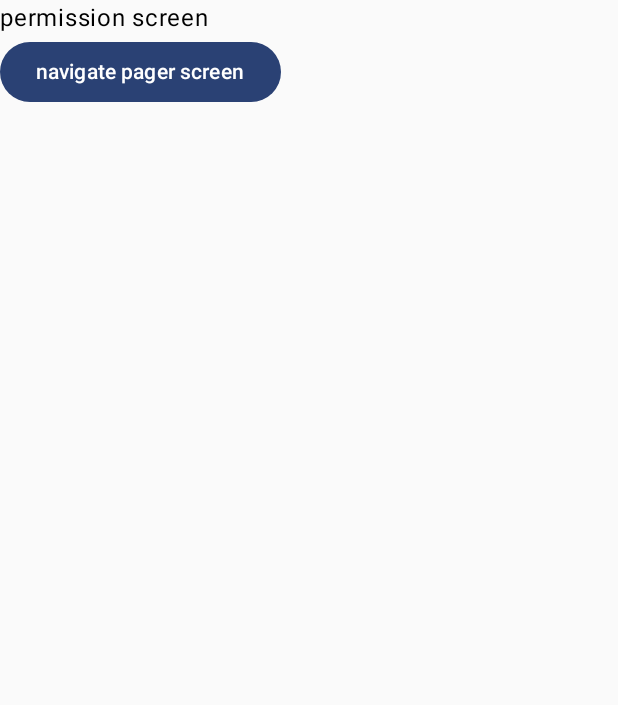
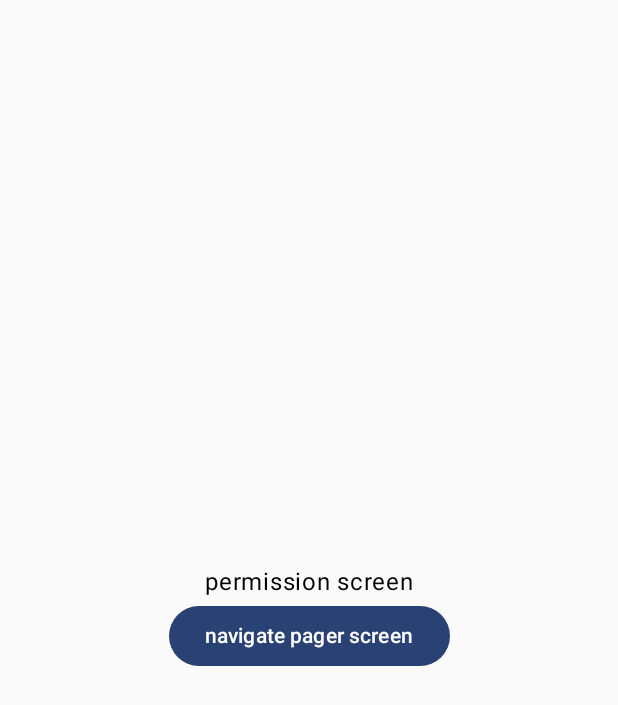
Before and after one commit to ImGaram/Text-Extractor, an Android app built with Jetpack Compose: the screen it shows after launch (MainActivity), on a phone screen of 412 x 824 dp. Shown: the top 705 px of the screen. Run offline under Robolectric (Android 15) with nearby library versions, the phone set to English and light mode, and no system bars.

Commit message:
:sparkles: :: permission 화면 하위 composable 위치 세팅

```diff
--- a/app/build.gradle.kts
+++ b/app/build.gradle.kts
@@ -37,6 +37,7 @@ android {
     }
     buildFeatures {
         compose = true
+        buildConfig = true
     }
 }
 
@@ -44,6 +45,9 @@ dependencies {
     // navigation compose
     implementation(libs.androidx.navigation.compose)
     implementation(libs.kotlinx.serialization.json)
+
+    // accompanist permissions
+    implementation(libs.accompanist.permissions)
 
     implementation(libs.androidx.core.ktx)
     implementation(libs.androidx.lifecycle.runtime.ktx)
--- a/app/src/main/java/com/caramm/textextractor/feature/permission/PermissionScreen.kt
+++ b/app/src/main/java/com/caramm/textextractor/feature/permission/PermissionScreen.kt
@@ -1,13 +1,22 @@
 package com.caramm.textextractor.feature.permission
 
+import androidx.compose.foundation.layout.Arrangement
 import androidx.compose.foundation.layout.Column
+import androidx.compose.foundation.layout.fillMaxSize
 import androidx.compose.material3.Button
 import androidx.compose.material3.Text
 import androidx.compose.runtime.Composable
+import androidx.compose.ui.Alignment
+import androidx.compose.ui.Modifier
+import androidx.compose.ui.tooling.preview.Preview
 
 @Composable
 fun PermissionScreen(navigateToPager: () -> Unit) {
-    Column {
+    Column(
+        modifier = Modifier.fillMaxSize(),
+        verticalArrangement = Arrangement.Center,
+        horizontalAlignment = Alignment.CenterHorizontally
+    ) {
         Text("permission screen")
 
         Button(
@@ -17,3 +26,9 @@ fun PermissionScreen(navigateToPager: () -> Unit) {
         }
     }
 }
+
+@Preview
+@Composable
+private fun PermissionScreenPreview() {
+    PermissionScreen {  }
+}
--- a/gradle/libs.versions.toml
+++ b/gradle/libs.versions.toml
@@ -12,6 +12,7 @@ composeBom = "2024.04.01"
 navigationCompose = "2.9.0"
 kotlinxSerialization = "1.9.0"
 kotlinxSerializationJson = "1.6.3"
+accompanistPermissions = "0.37.3"
 
 [libraries]
 androidx-core-ktx = { group = "androidx.core", name = "core-ktx", version.ref = "coreKtx" }
@@ -31,6 +32,7 @@ androidx-material3 = { group = "androidx.compose.material3", name = "material3"
 
 androidx-navigation-compose = { module = "androidx.navigation:navigation-compose", version.ref = "navigationCompose" }
 kotlinx-serialization-json = { module = "org.jetbrains.kotlinx:kotlinx-serialization-json", version.ref = "kotlinxSerializationJson" }
+accompanist-permissions = { module = "com.google.accompanist:accompanist-permissions", version.ref = "accompanistPermissions" }
 
 [plugins]
 android-application = { id = "com.android.application", version.ref = "agp" }
```
